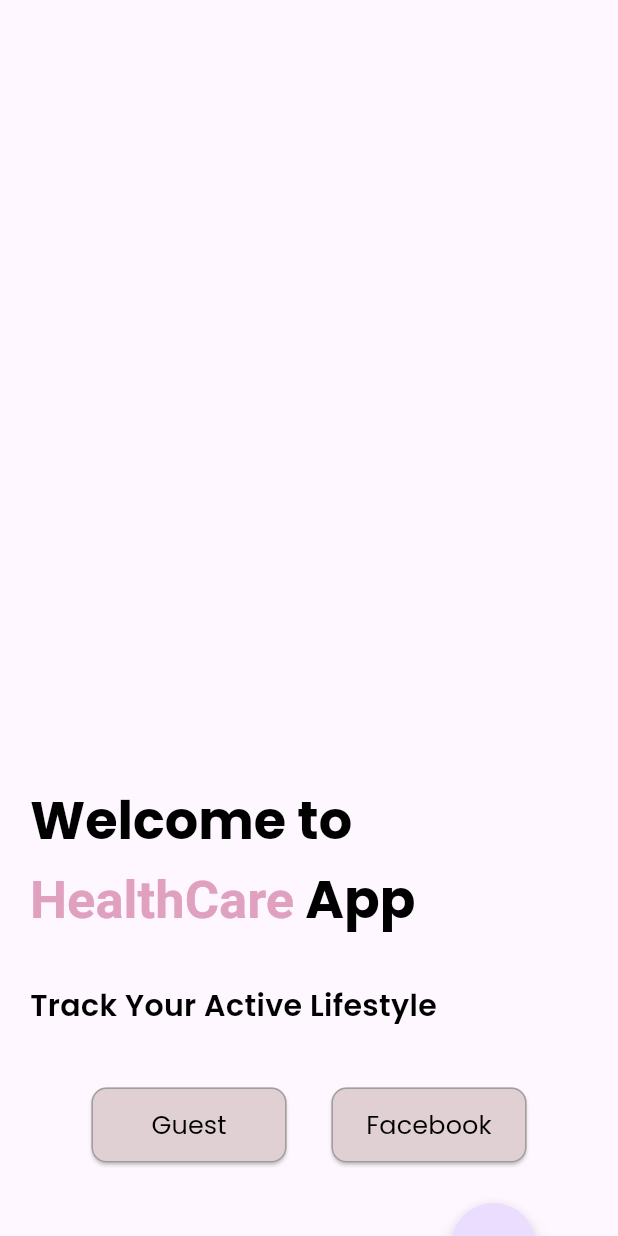
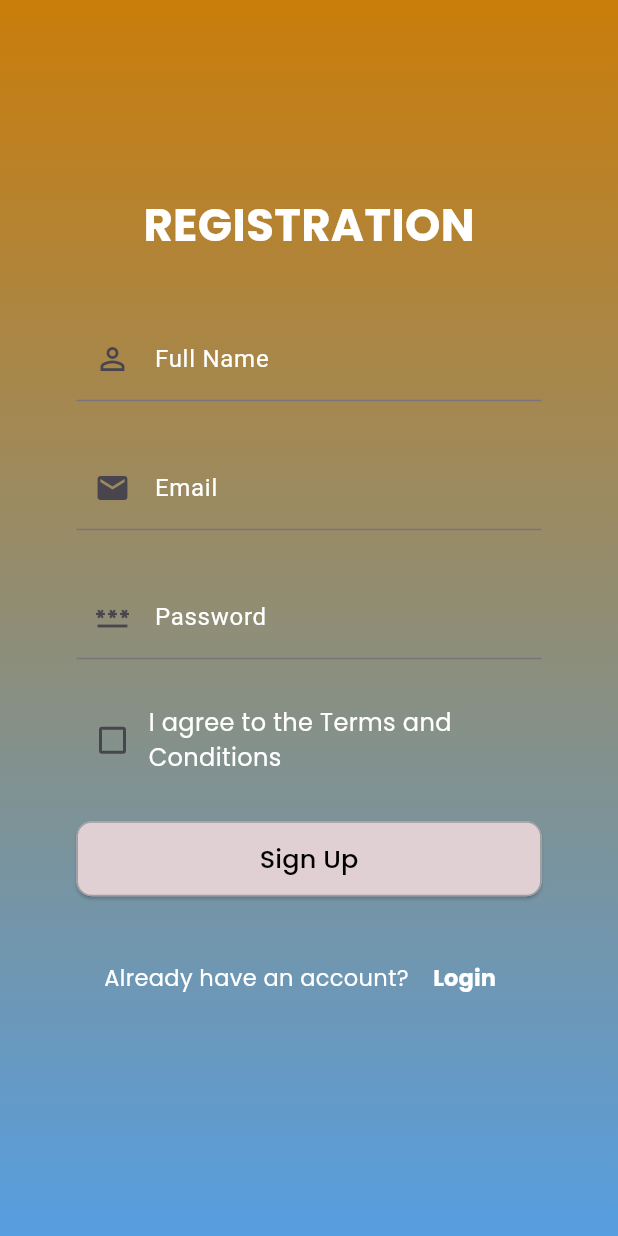
Before and after one commit to Kazishayem/HealthCare-_app, a Flutter app: the screen it shows after launch, on a phone screen of 412 x 824 dp. Run offline on Flutter 3.47's test engine with Material 3 defaults, Android fonts, the phone set to English and light mode, and no system bars; our stand-ins replace google_fonts.

Commit message:
RegistrationPage

```diff
--- /dev/null
+++ b/lib/RegistrationPage.dart
@@ -0,0 +1,182 @@
+import 'package:flutter/material.dart';
+import 'package:google_fonts/google_fonts.dart';
+
+class RegistrationPage extends StatefulWidget {
+  const RegistrationPage({super.key});
+
+  @override
+  State<RegistrationPage> createState() => _RegistrationPageState();
+}
+
+class _RegistrationPageState extends State<RegistrationPage> {
+  bool isChecked = false; // checkbox er state
+
+  @override
+  Widget build(BuildContext context) {
+    return Scaffold(
+      body: Container(
+        decoration: const BoxDecoration(
+          gradient: LinearGradient(
+            begin: Alignment.topCenter,
+            end: Alignment.bottomCenter,
+            colors: [
+              Color.fromRGBO(202, 125, 10, 1),
+              Color.fromRGBO(86, 158, 224, 1),
+            ],
+          ),
+        ),
+        child: Center(
+          child: SingleChildScrollView(
+            // ✅ scrollable korlam
+            padding: const EdgeInsets.symmetric(horizontal: 20, vertical: 40),
+            child: Column(
+              mainAxisAlignment: MainAxisAlignment.center,
+              children: [
+                Text(
+                  "REGISTRATION",
+                  style: GoogleFonts.poppins(
+                    fontSize: 30,
+                    fontWeight: FontWeight.bold,
+                    color: Colors.white,
+                  ),
+                ),
+                const SizedBox(height: 20),
+                Container(
+                  padding: const EdgeInsets.all(20),
+                  width: 350,
+                  decoration: BoxDecoration(
+                    color: Colors.transparent,
+                    borderRadius: BorderRadius.circular(25),
+                  ),
+                  child: Form(
+                    child: Column(
+                      crossAxisAlignment: CrossAxisAlignment.stretch,
+                      children: [
+                        // Full Name
+                        TextFormField(
+                          style: const TextStyle(color: Colors.white),
+                          decoration: const InputDecoration(
+                            labelText: 'Full Name',
+                            labelStyle: TextStyle(color: Colors.white),
+                            prefixIcon: Icon(Icons.person_outline),
+                          ),
+                        ),
+                        const SizedBox(height: 30),
+
+                        // Email
+                        TextFormField(
+                          style: const TextStyle(color: Colors.white),
+                          decoration: const InputDecoration(
+                            labelText: 'Email',
+                            labelStyle: TextStyle(color: Colors.white),
+                            prefixIcon: Icon(Icons.email),
+                          ),
+                        ),
+                        const SizedBox(height: 30),
+
+                        // Password
+                        TextFormField(
+                          style: const TextStyle(color: Colors.white),
+                          decoration: const InputDecoration(
+                            labelText: 'Password',
+                            labelStyle: TextStyle(color: Colors.white),
+                            prefixIcon: Icon(Icons.password),
+                          ),
+                          obscureText: true,
+                        ),
+                        const SizedBox(height: 30),
+
+                        // Checkbox + Terms
+                        Align(
+                          alignment: Alignment.centerLeft,
+                          child: Row(
+                            mainAxisSize: MainAxisSize.min,
+                            children: [
+                              Checkbox(
+                                value: isChecked,
+                                onChanged: (value) {
+                                  setState(() {
+                                    isChecked = value ?? false;
+                                  });
+                                },
+                                activeColor: Colors.blue,
+                              ),
+                              Flexible(
+                                child: Text(
+                                  "I agree to the Terms and Conditions",
+                                  style: GoogleFonts.poppins(
+                                    color: Colors.white,
+                                    fontSize: 16,
+                                  ),
+                                ),
+                              ),
+                            ],
+                          ),
+                        ),
+                        const SizedBox(height: 30),
+
+                        // Sign Up Button
+                        ElevatedButton(
+                          onPressed: () {
+                            print("Sign Up button pressed");
+                          },
+                          style: ElevatedButton.styleFrom(
+                            backgroundColor:
+                                const Color.fromRGBO(224, 208, 212, 1),
+                            foregroundColor: Colors.black,
+                            shape: RoundedRectangleBorder(
+                              borderRadius: BorderRadius.circular(10.0),
+                              side: const BorderSide(color: Colors.grey),
+                            ),
+                            minimumSize: const Size(130, 50),
+                            padding: const EdgeInsets.symmetric(
+                                horizontal: 16, vertical: 12),
+                          ),
+                          child: Text(
+                            "Sign Up",
+                            style: GoogleFonts.poppins(
+                              fontWeight: FontWeight.w500,
+                              fontSize: 17,
+                            ),
+                          ),
+                        ),
+                        const SizedBox(height: 30),
+
+                        // Already have account? Login
+                        Row(
+                          mainAxisAlignment: MainAxisAlignment.center,
+                          children: [
+                            Text(
+                              'Already have an account? ',
+                              style: GoogleFonts.poppins(
+                                color: Colors.white,
+                                fontSize: 15,
+                              ),
+                            ),
+                            TextButton(
+                              onPressed: () {
+                                Navigator.pushNamed(context, '/login');
+                              },
+                              child: Text(
+                                'Login',
+                                style: GoogleFonts.poppins(
+                                  color: Colors.white,
+                                  fontWeight: FontWeight.w700,
+                                  fontSize: 15,
+                                ),
+                              ),
+                            ),
+                          ],
+                        ),
+                      ],
+                    ),
+                  ),
+                ),
+              ],
+            ),
+          ),
+        ),
+      ),
+    );
+  }
+}
--- a/lib/main.dart
+++ b/lib/main.dart
@@ -1,5 +1,6 @@
 import 'package:flutter/material.dart';
 import 'package:healthcare/HealthOpenPage.dart';
+import 'package:healthcare/RegistrationPage.dart';
 
 void main() {
   runApp(MyApp());
@@ -12,7 +13,8 @@ class MyApp extends StatelessWidget {
   Widget build(BuildContext context) {
     return MaterialApp(
       debugShowCheckedModeBanner: false,
-      home: HealthOpenPage(),
+      // home: HealthOpenPage(),
+      home: RegistrationPage(),
     );
   }
 }
```
